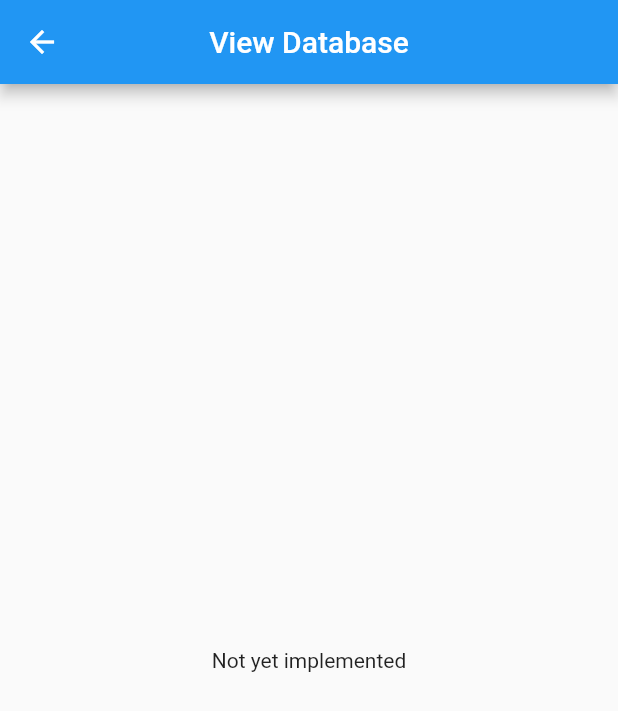
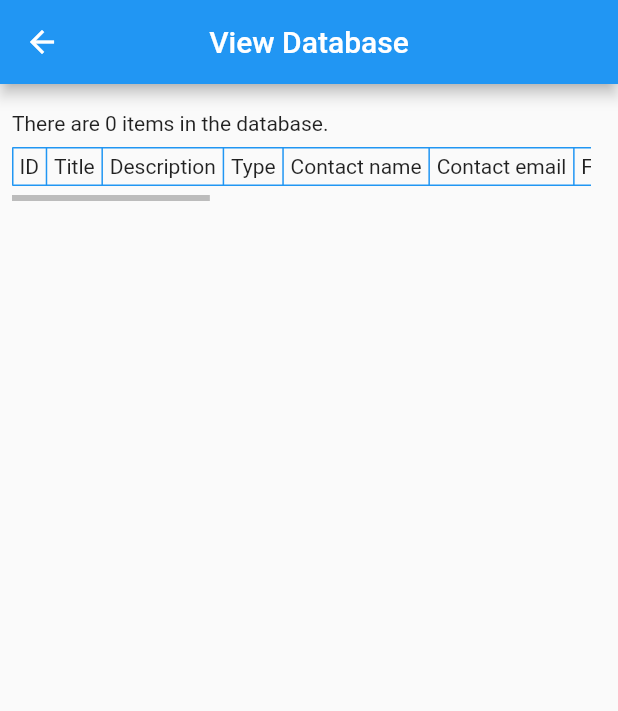
Before and after one commit to DiscoTrayStudios/hendrix-today-uploader, a Flutter app: the MainMenuScreen screen opened directly, after a tap on "View the database", on a phone screen of 412 x 824 dp. Shown: the top 711 px of the screen. Run offline on Flutter 3.47's test engine with Material 2 defaults, Android fonts, the phone set to English and light mode, and no system bars; our stand-ins replace cloud_firestore, file_picker, firebase_auth, firebase_core; missing offline and left inert: excel; accounts and stored records are empty; statements that could not run were skipped.

Commit message:
Refactored item field metadata, created database view table

```diff
--- /dev/null
+++ b/lib/firebase/constants.dart
@@ -0,0 +1,38 @@
+/// The name of the Firestore collection to which to push updates.
+const collectionName = 'events';
+
+typedef FieldRecord = ({int index, String name});
+
+const FieldRecord idField = (index: 0, name: 'ID');
+const FieldRecord titleField = (index: 8, name: 'Title');
+const FieldRecord descField = (index: 15, name: 'Description');
+const FieldRecord typeField = (index: 11, name: 'Type');
+const FieldRecord contactNameField = (index: 6, name: 'Contact name');
+const FieldRecord contactEmailField = (index: 7, name: 'Contact email');
+const FieldRecord beginPostingField = (index: 9, name: 'First day to post');
+const FieldRecord endPostingField = (index: 10, name: 'Last day to post');
+const FieldRecord dateField = (index: 12, name: 'Date (optional)');
+const FieldRecord timeField = (index: 14, name: 'Time (optional)');
+const FieldRecord locationField = (index: 17, name: 'Location (optional)');
+const FieldRecord applyDeadlineField =
+    (index: 13, name: 'Application deadline (optional)');
+
+/// A list of [FieldRecord]s for each field an item can have.
+///
+/// The `index` of each field corresponds to the column index of the submission
+/// form's Excel output at which the associated field data exists (where column
+/// A = 0).
+const orderedFields = <FieldRecord>[
+  idField,
+  titleField,
+  descField,
+  typeField,
+  contactNameField,
+  contactEmailField,
+  beginPostingField,
+  endPostingField,
+  dateField,
+  timeField,
+  locationField,
+  applyDeadlineField,
+];
--- /dev/null
+++ b/lib/firebase/download.dart
@@ -0,0 +1,54 @@
+import 'package:cloud_firestore/cloud_firestore.dart';
+
+import 'package:hendrix_today_uploader/firebase/constants.dart';
+
+typedef FirestoreRow = List<String?>;
+
+Future<List<FirestoreRow>> getFirestoreContents() async {
+  final db = FirebaseFirestore.instance;
+  final items = <FirestoreRow>[];
+  final querySnapshot = await db.collection(collectionName).get();
+  for (final docSnapshot in querySnapshot.docs) {
+    items.add(_formatDocSnapshot(docSnapshot.data()));
+  }
+  // sort by ID, with null/blank values first
+  items.sort((a, b) => (int.tryParse(a[idField.index] ?? '') ?? -1)
+      .compareTo(int.tryParse(b[idField.index] ?? '') ?? -1));
+  return items;
+}
+
+FirestoreRow _formatDocSnapshot(Map<String, dynamic> snapshot) => [
+      snapshot['id'],
+      snapshot['title'],
+      snapshot['desc'],
+      snapshot['type'],
+      snapshot['contactName'],
+      snapshot['contactEmail'],
+      _formatTimestamp(snapshot['beginPosting']),
+      _formatTimestamp(snapshot['endPosting']),
+      _formatTimestamp(snapshot['date']),
+      snapshot['time'],
+      snapshot['location'],
+      _formatTimestamp(snapshot['applyDeadline']),
+    ].map((dyn) => dyn?.toString()).toList();
+
+String? _formatTimestamp(dynamic ts) {
+  if (ts is! Timestamp) return ts?.toString();
+  final dt = ts.toDate();
+  final month = [
+    '',
+    'Jan',
+    'Feb',
+    'Mar',
+    'Apr',
+    'May',
+    'Jun',
+    'Jul',
+    'Aug',
+    'Sep',
+    'Oct',
+    'Nov',
+    'Dec',
+  ][dt.month];
+  return '${dt.year} $month ${dt.day}';
+}
--- a/lib/screens/view_databse.dart
+++ b/lib/screens/view_databse.dart
@@ -1,7 +1,32 @@
 import 'package:flutter/material.dart';
 
-class DatabaseViewScreen extends StatelessWidget {
+import 'package:hendrix_today_uploader/firebase/download.dart';
+import 'package:hendrix_today_uploader/firebase/constants.dart';
+import 'package:hendrix_today_uploader/widgets/table_item.dart';
+import 'package:hendrix_today_uploader/widgets/table_scroller.dart';
+
+class DatabaseViewScreen extends StatefulWidget {
   const DatabaseViewScreen({super.key});
+
+  @override
+  State<DatabaseViewScreen> createState() => _DatabaseViewScreenState();
+}
+
+class _DatabaseViewScreenState extends State<DatabaseViewScreen> {
+  List<FirestoreRow>? _items;
+
+  @override
+  void initState() {
+    super.initState();
+    _getFirestoreContents();
+  }
+
+  void _getFirestoreContents() async {
+    final items = await getFirestoreContents();
+    setState(() {
+      _items = items;
+    });
+  }
 
   @override
   Widget build(BuildContext context) {
@@ -10,8 +35,49 @@ class DatabaseViewScreen extends StatelessWidget {
         title: const Text("View Database"),
         centerTitle: true,
       ),
-      body: const Center(
-        child: Text("Not yet implemented"),
+      body: Padding(
+        padding: const EdgeInsets.symmetric(vertical: 10),
+        child: Column(
+          crossAxisAlignment: CrossAxisAlignment.start,
+          mainAxisSize: MainAxisSize.min,
+          children: [
+            if (_items != null)
+              Padding(
+                padding: const EdgeInsets.all(8),
+                child:
+                    Text('There are ${_items!.length} items in the database.'),
+              ),
+            if (_items == null)
+              const Center(child: Text('Loading...'))
+            else
+              TableScroller(
+                child: Table(
+                  border: TableBorder.all(
+                    color: Theme.of(context).colorScheme.primary,
+                  ),
+                  defaultColumnWidth: const IntrinsicColumnWidth(),
+                  children: [
+                    TableRow(
+                        children: orderedFields
+                            .map((field) => Center(
+                                  child: TableItem(
+                                    cellValue: field.name,
+                                  ),
+                                ))
+                            .toList()),
+                    ..._items!.map((row) => TableRow(
+                          children: row
+                              .map((item) => TableItem(
+                                    cellValue: item,
+                                    maxLength: 40,
+                                  ))
+                              .toList(),
+                        ))
+                  ],
+                ),
+              ),
+          ],
+        ),
       ),
     );
   }
--- /dev/null
+++ b/lib/widgets/table_item.dart
@@ -0,0 +1,19 @@
+import 'package:flutter/material.dart';
+
+class TableItem extends StatelessWidget {
+  const TableItem({super.key, required this.cellValue, this.maxLength = -1});
+  final String? cellValue;
+  final int maxLength;
+
+  @override
+  Widget build(BuildContext context) {
+    return Padding(
+      padding: const EdgeInsets.all(5),
+      child: Text(cellValue == null
+          ? ''
+          : maxLength > 0 && cellValue!.length > maxLength
+              ? '${cellValue!.substring(0, maxLength)}...'
+              : cellValue!),
+    );
+  }
+}
```
Also changed, not shown: lib/firebase/upload.dart (+29 -27 lines), lib/objects/excel_data.dart (+5 -47 lines), lib/screens/upload_file.dart (+8 -3 lines), lib/widgets/excel_table.dart (+11 -28 lines).
